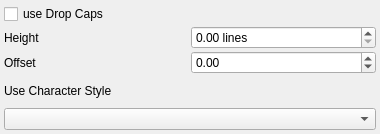
The window that scribus/ui/propertywidget_dropcapbase.ui (nitramr/scribus) describes before a commit, drawn with Qt 5.
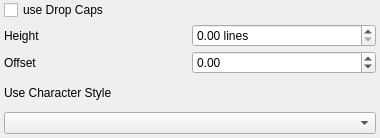
The same window after the commit. Custom widgets are drawn as their Qt base class.

```diff
--- a/scribus/ui/propertywidget_dropcapbase.ui
+++ b/scribus/ui/propertywidget_dropcapbase.ui
@@ -7,7 +7,7 @@
     <x>0</x>
     <y>0</y>
     <width>380</width>
-    <height>134</height>
+    <height>138</height>
    </rect>
   </property>
   <property name="sizePolicy">
@@ -36,7 +36,7 @@
     <number>4</number>
    </property>
    <property name="topMargin">
-    <number>4</number>
+    <number>0</number>
    </property>
    <property name="rightMargin">
     <number>4</number>
@@ -45,7 +45,7 @@
     <number>4</number>
    </property>
    <property name="spacing">
-    <number>2</number>
+    <number>4</number>
    </property>
    <item row="1" column="0">
     <widget class="QLabel" name="dropCapLinesLabel">
```
